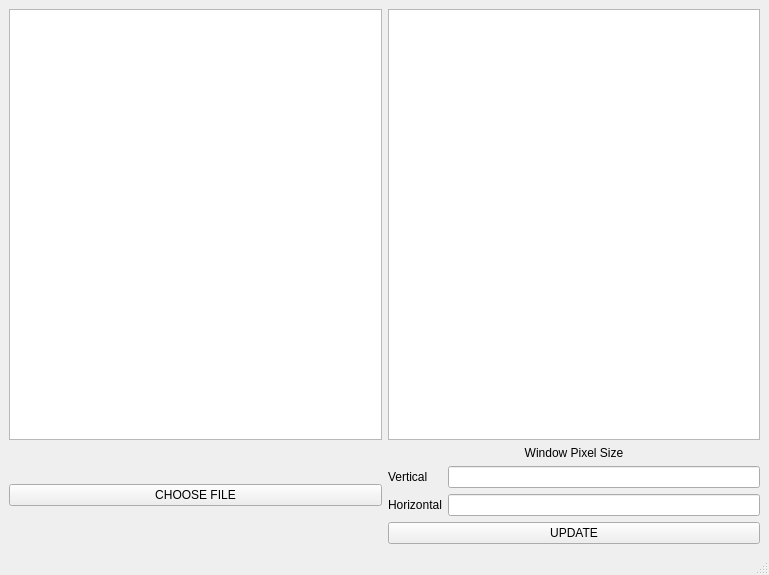
Qt form ui_desing_file/design_file_pixelation.ui (ozan-git/imageProcessingPixelation) before a commit.
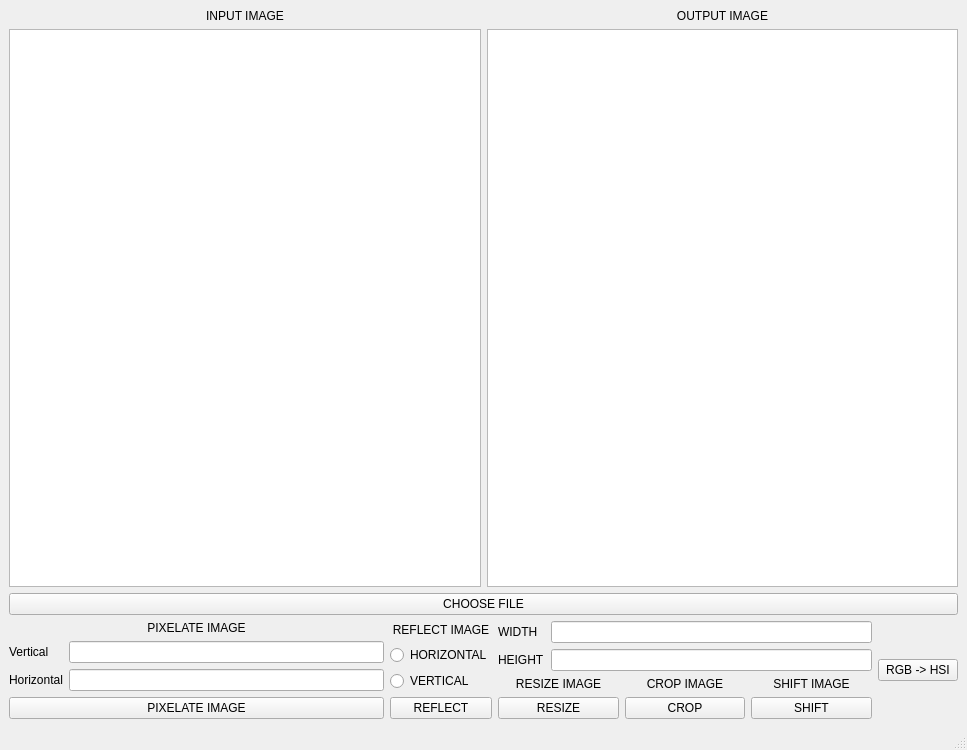
The same form after that commit.

Patch:
```diff
--- a/ui_desing_file/design_file_pixelation.ui
+++ b/ui_desing_file/design_file_pixelation.ui
@@ -6,8 +6,8 @@
    <rect>
     <x>0</x>
     <y>0</y>
-    <width>769</width>
-    <height>575</height>
+    <width>967</width>
+    <height>750</height>
    </rect>
   </property>
   <property name="windowTitle">
@@ -16,24 +16,64 @@
   <widget class="QWidget" name="centralwidget">
    <layout class="QGridLayout" name="gridLayout">
     <item row="0" column="0">
+     <layout class="QVBoxLayout" name="verticalLayout_15">
+      <item>
+       <layout class="QVBoxLayout" name="verticalLayout_14">
+        <item>
+         <layout class="QHBoxLayout" name="horizontalLayout_5">
+          <item>
+           <layout class="QVBoxLayout" name="verticalLayout_5">
+            <item>
+             <widget class="QLabel" name="label_4">
+              <property name="text">
+               <string>INPUT IMAGE</string>
+              </property>
+              <property name="alignment">
+               <set>Qt::AlignCenter</set>
+              </property>
+             </widget>
+            </item>
+            <item>
      <widget class="QGraphicsView" name="graphics_view_input"/>
     </item>
-    <item row="0" column="1">
+           </layout>
+          </item>
+          <item>
+           <layout class="QVBoxLayout" name="verticalLayout_4">
+            <item>
+             <widget class="QLabel" name="label_5">
+              <property name="text">
+               <string>OUTPUT IMAGE</string>
+              </property>
+              <property name="alignment">
+               <set>Qt::AlignCenter</set>
+              </property>
+             </widget>
+            </item>
+            <item>
      <widget class="QGraphicsView" name="graphics_view_output"/>
     </item>
-    <item row="1" column="0">
+           </layout>
+          </item>
+         </layout>
+        </item>
+        <item>
      <widget class="QPushButton" name="pushButton">
       <property name="text">
        <string>CHOOSE FILE</string>
       </property>
      </widget>
     </item>
-    <item row="1" column="1">
+       </layout>
+      </item>
+      <item>
+       <layout class="QHBoxLayout" name="horizontalLayout_4">
+        <item>
      <layout class="QVBoxLayout" name="verticalLayout_3">
       <item>
        <widget class="QLabel" name="label_3">
         <property name="text">
-         <string>Window Pixel Size</string>
+             <string>PIXELATE IMAGE</string>
         </property>
         <property name="alignment">
          <set>Qt::AlignCenter</set>
@@ -75,9 +115,162 @@
       <item>
        <widget class="QPushButton" name="push_button_update">
         <property name="text">
-         <string>UPDATE</string>
-        </property>
-       </widget>
+             <string>PIXELATE IMAGE</string>
+            </property>
+           </widget>
+          </item>
+         </layout>
+        </item>
+        <item>
+         <layout class="QVBoxLayout" name="verticalLayout_12">
+          <item>
+           <widget class="QLabel" name="label_6">
+            <property name="text">
+             <string>REFLECT IMAGE</string>
+            </property>
+            <property name="alignment">
+             <set>Qt::AlignCenter</set>
+            </property>
+           </widget>
+          </item>
+          <item>
+           <layout class="QVBoxLayout" name="verticalLayout_6">
+            <item>
+             <widget class="QRadioButton" name="radio_button_horizontal">
+              <property name="text">
+               <string>HORIZONTAL</string>
+              </property>
+             </widget>
+            </item>
+            <item>
+             <widget class="QRadioButton" name="radio_button_vertical">
+              <property name="text">
+               <string>VERTICAL</string>
+              </property>
+             </widget>
+            </item>
+           </layout>
+          </item>
+          <item>
+           <widget class="QPushButton" name="push_button_reflect">
+            <property name="text">
+             <string>REFLECT</string>
+            </property>
+           </widget>
+          </item>
+         </layout>
+        </item>
+        <item>
+         <layout class="QVBoxLayout" name="verticalLayout_13">
+          <item>
+           <layout class="QHBoxLayout" name="horizontalLayout_2">
+            <item>
+             <layout class="QVBoxLayout" name="verticalLayout_8">
+              <item>
+               <widget class="QLabel" name="label_10">
+                <property name="text">
+                 <string>WIDTH</string>
+                </property>
+               </widget>
+              </item>
+              <item>
+               <widget class="QLabel" name="label_11">
+                <property name="text">
+                 <string>HEIGHT</string>
+                </property>
+               </widget>
+              </item>
+             </layout>
+            </item>
+            <item>
+             <layout class="QVBoxLayout" name="verticalLayout_7">
+              <item>
+               <widget class="QLineEdit" name="line_edit_width"/>
+              </item>
+              <item>
+               <widget class="QLineEdit" name="line_edit_height"/>
+              </item>
+             </layout>
+            </item>
+           </layout>
+          </item>
+          <item>
+           <layout class="QHBoxLayout" name="horizontalLayout_3">
+            <item>
+             <layout class="QVBoxLayout" name="verticalLayout_9">
+              <item>
+               <widget class="QLabel" name="label_7">
+                <property name="text">
+                 <string>RESIZE IMAGE</string>
+                </property>
+                <property name="alignment">
+                 <set>Qt::AlignCenter</set>
+                </property>
+               </widget>
+              </item>
+              <item>
+               <widget class="QPushButton" name="push_button_resize">
+                <property name="text">
+                 <string>RESIZE</string>
+                </property>
+               </widget>
+              </item>
+             </layout>
+            </item>
+            <item>
+             <layout class="QVBoxLayout" name="verticalLayout_10">
+              <item>
+               <widget class="QLabel" name="label_8">
+                <property name="text">
+                 <string>CROP IMAGE</string>
+                </property>
+                <property name="alignment">
+                 <set>Qt::AlignCenter</set>
+                </property>
+               </widget>
+              </item>
+              <item>
+               <widget class="QPushButton" name="push_button_crop">
+                <property name="text">
+                 <string>CROP</string>
+                </property>
+               </widget>
+              </item>
+             </layout>
+            </item>
+            <item>
+             <layout class="QVBoxLayout" name="verticalLayout_11">
+              <item>
+               <widget class="QLabel" name="label_9">
+                <property name="text">
+                 <string>SHIFT IMAGE</string>
+                </property>
+                <property name="alignment">
+                 <set>Qt::AlignCenter</set>
+                </property>
+               </widget>
+              </item>
+              <item>
+               <widget class="QPushButton" name="push_button_shift">
+                <property name="text">
+                 <string>SHIFT</string>
+                </property>
+               </widget>
+              </item>
+             </layout>
+            </item>
+           </layout>
+          </item>
+         </layout>
+        </item>
+        <item>
+         <widget class="QPushButton" name="push_button_rgb_hsi">
+          <property name="text">
+           <string>RGB -&gt; HSI</string>
+          </property>
+         </widget>
+        </item>
+       </layout>
       </item>
      </layout>
     </item>
```
Left out of the diff: 2 changed lines with no effect on the pictures. Lines whose indentation alone changed are shown as unchanged.
